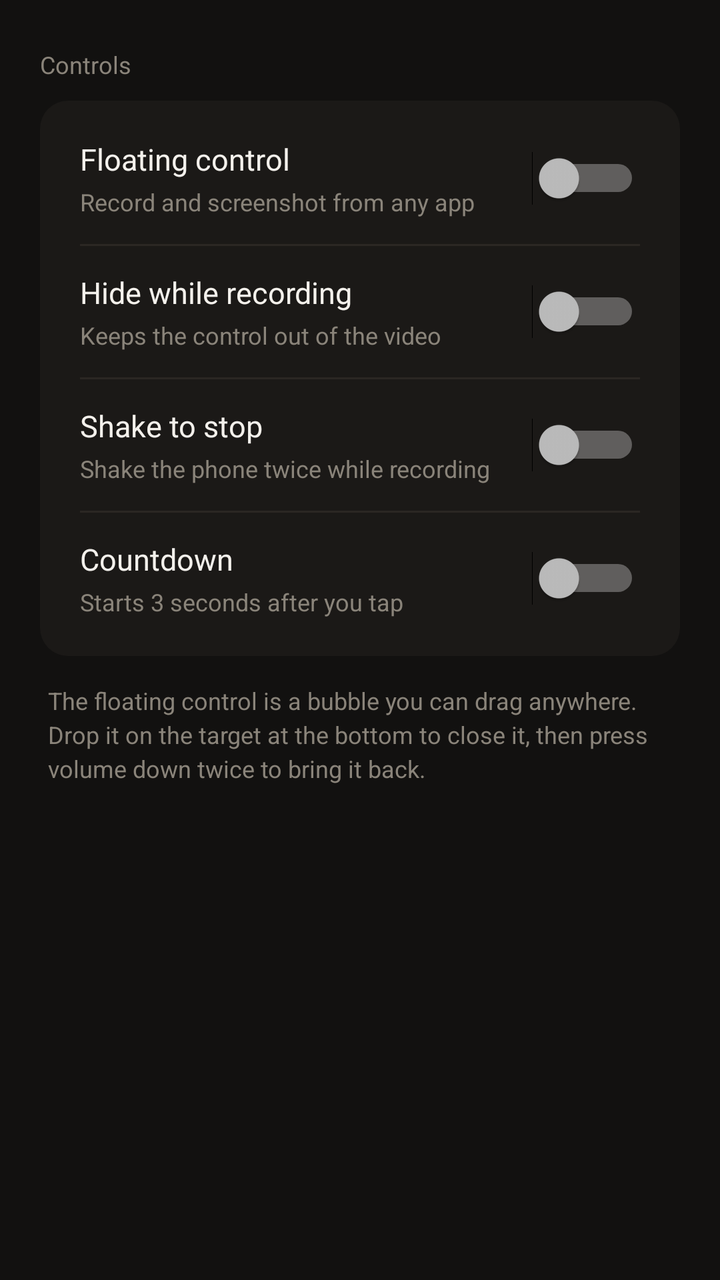
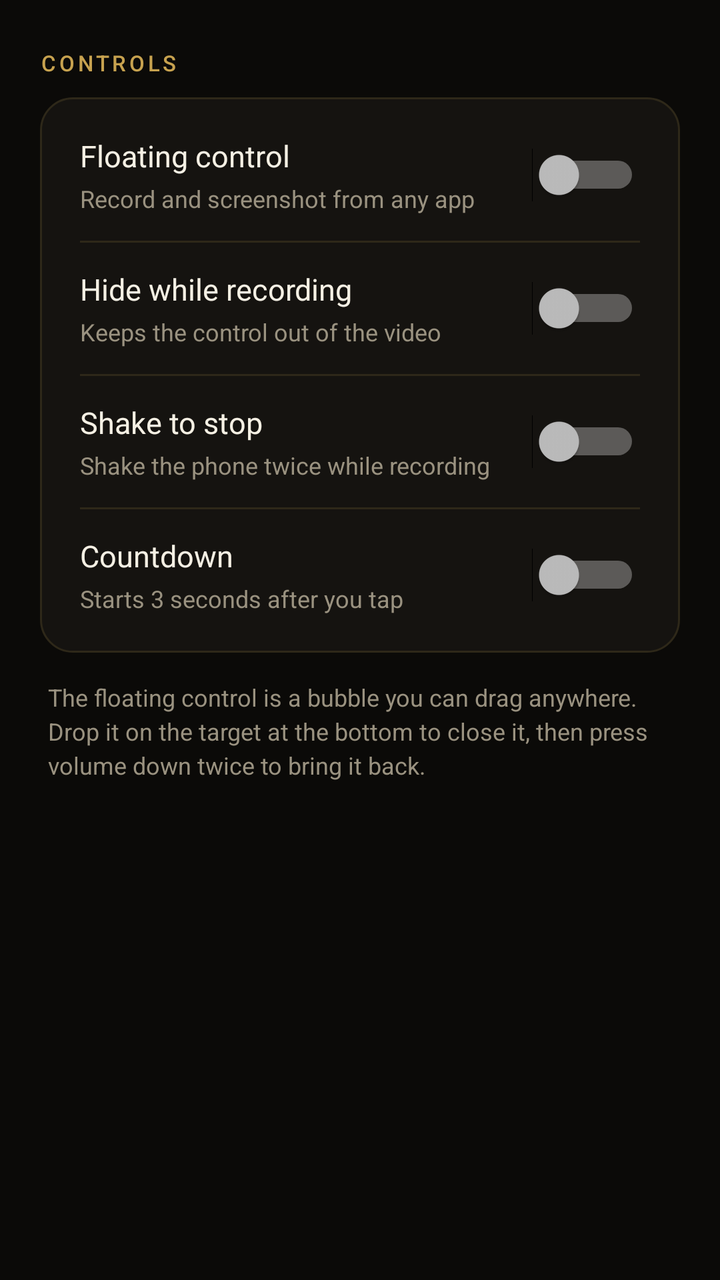

The first picture is an Android layout as it rendered before a commit; the second is the same layout after the commit. The layout source and the unified diff follow.
<!-- AndroidManifest.xml: application theme Theme.Zrec -->
<!-- res/layout/view_controls.xml -->
<?xml version="1.0" encoding="utf-8"?>
<ScrollView xmlns:android="http://schemas.android.com/apk/res/android"
    android:layout_width="match_parent"
    android:layout_height="match_parent"
    android:fillViewport="true"
    android:scrollbars="none">

    <LinearLayout
        android:layout_width="match_parent"
        android:layout_height="wrap_content"
        android:orientation="vertical"
        android:paddingStart="20dp"
        android:paddingEnd="20dp"
        android:paddingTop="24dp"
        android:paddingBottom="32dp">

        <TextView
            android:layout_width="wrap_content"
            android:layout_height="wrap_content"
            android:layout_marginBottom="10dp"
            android:text="@string/section_controls"
            android:textColor="@color/txtFaint"
            android:textSize="12sp" />

        <LinearLayout
            android:layout_width="match_parent"
            android:layout_height="wrap_content"
            android:background="@drawable/bg_card"
            android:orientation="vertical"
            android:padding="6dp">

            <LinearLayout
                android:layout_width="match_parent"
                android:layout_height="wrap_content"
                android:gravity="center_vertical"
                android:orientation="horizontal"
                android:paddingStart="14dp"
                android:paddingEnd="14dp"
                android:paddingTop="13dp"
                android:paddingBottom="13dp">

                <LinearLayout
                    android:layout_width="0dp"
                    android:layout_height="wrap_content"
                    android:layout_weight="1"
                    android:orientation="vertical"
                    android:paddingEnd="12dp">

                    <TextView
                        android:layout_width="wrap_content"
                        android:layout_height="wrap_content"
                        android:text="@string/label_floating"
                        android:textColor="@color/txt"
                        android:textSize="15sp" />

                    <TextView
                        android:layout_width="wrap_content"
                        android:layout_height="wrap_content"
                        android:layout_marginTop="3dp"
                        android:text="@string/hint_floating"
                        android:textColor="@color/txtFaint"
                        android:textSize="12sp" />
                </LinearLayout>

                <Switch
                    android:id="@+id/swOverlay"
                    android:layout_width="wrap_content"
                    android:layout_height="wrap_content" />
            </LinearLayout>

            <View
                android:layout_width="match_parent"
                android:layout_height="1dp"
                android:layout_marginStart="14dp"
                android:layout_marginEnd="14dp"
                android:background="@color/line" />

            <LinearLayout
                android:layout_width="match_parent"
                android:layout_height="wrap_content"
                android:gravity="center_vertical"
                android:orientation="horizontal"
                android:paddingStart="14dp"
                android:paddingEnd="14dp"
                android:paddingTop="13dp"
                android:paddingBottom="13dp">

                <LinearLayout
                    android:layout_width="0dp"
                    android:layout_height="wrap_content"
                    android:layout_weight="1"
                    android:orientation="vertical"
                    android:paddingEnd="12dp">

                    <TextView
                        android:layout_width="wrap_content"
                        android:layout_height="wrap_content"
                        android:text="@string/label_hide"
                        android:textColor="@color/txt"
                        android:textSize="15sp" />

                    <TextView
                        android:layout_width="wrap_content"
                        android:layout_height="wrap_content"
                        android:layout_marginTop="3dp"
                        android:text="@string/hint_hide"
                        android:textColor="@color/txtFaint"
                        android:textSize="12sp" />
                </LinearLayout>

                <Switch
                    android:id="@+id/swHide"
                    android:layout_width="wrap_content"
                    android:layout_height="wrap_content" />
            </LinearLayout>

            <View
                android:layout_width="match_parent"
                android:layout_height="1dp"
                android:layout_marginStart="14dp"
                android:layout_marginEnd="14dp"
                android:background="@color/line" />

            <LinearLayout
                android:layout_width="match_parent"
                android:layout_height="wrap_content"
                android:gravity="center_vertical"
                android:orientation="horizontal"
                android:paddingStart="14dp"
                android:paddingEnd="14dp"
                android:paddingTop="13dp"
                android:paddingBottom="13dp">

                <LinearLayout
                    android:layout_width="0dp"
                    android:layout_height="wrap_content"
                    android:layout_weight="1"
                    android:orientation="vertical"
                    android:paddingEnd="12dp">

                    <TextView
                        android:layout_width="wrap_content"
                        android:layout_height="wrap_content"
                        android:text="@string/label_shake"
                        android:textColor="@color/txt"
                        android:textSize="15sp" />

                    <TextView
                        android:layout_width="wrap_content"
                        android:layout_height="wrap_content"
                        android:layout_marginTop="3dp"
                        android:text="@string/hint_shake"
                        android:textColor="@color/txtFaint"
                        android:textSize="12sp" />
                </LinearLayout>

                <Switch
                    android:id="@+id/swShake"
                    android:layout_width="wrap_content"
                    android:layout_height="wrap_content" />
            </LinearLayout>

            <View
                android:layout_width="match_parent"
                android:layout_height="1dp"
                android:layout_marginStart="14dp"
                android:layout_marginEnd="14dp"
                android:background="@color/line" />

            <LinearLayout
                android:layout_width="match_parent"
                android:layout_height="wrap_content"
                android:gravity="center_vertical"
                android:orientation="horizontal"
                android:paddingStart="14dp"
                android:paddingEnd="14dp"
                android:paddingTop="13dp"
                android:paddingBottom="13dp">

                <LinearLayout
                    android:layout_width="0dp"
                    android:layout_height="wrap_content"
                    android:layout_weight="1"
                    android:orientation="vertical"
                    android:paddingEnd="12dp">

                    <TextView
                        android:layout_width="wrap_content"
                        android:layout_height="wrap_content"
                        android:text="@string/label_countdown"
                        android:textColor="@color/txt"
                        android:textSize="15sp" />

                    <TextView
                        android:layout_width="wrap_content"
                        android:layout_height="wrap_content"
                        android:layout_marginTop="3dp"
                        android:text="@string/hint_countdown"
                        android:textColor="@color/txtFaint"
                        android:textSize="12sp" />
                </LinearLayout>

                <Switch
                    android:id="@+id/swCount"
                    android:layout_width="wrap_content"
                    android:layout_height="wrap_content" />
            </LinearLayout>
        </LinearLayout>

        <TextView
            android:layout_width="match_parent"
            android:layout_height="wrap_content"
            android:layout_marginTop="14dp"
            android:layout_marginStart="4dp"
            android:layout_marginEnd="4dp"
            android:lineSpacingExtra="3dp"
            android:text="@string/controls_hint"
            android:textColor="@color/txtFaint"
            android:textSize="12sp" />
    </LinearLayout>
</ScrollView>
<!-- resources referenced by this layout -->
<resources>
  <color name="line">#FF2B2723</color>
  <color name="txt">#FFF4F1EC</color>
  <color name="txtFaint">#FF8A847A</color>
  <!-- drawable bg_card (drawable) -->
  <?xml version="1.0" encoding="utf-8"?>
  <shape xmlns:android="http://schemas.android.com/apk/res/android" android:shape="rectangle">
      <solid android:color="@color/surface" />
      <corners android:radius="14dp" />
  </shape>
  <string name="controls_hint">The floating control is a bubble you can drag anywhere. Drop it on the target at the bottom to close it, then press volume down twice to bring it back.</string>
  <string name="hint_countdown">Starts 3 seconds after you tap</string>
  <string name="hint_floating">Record and screenshot from any app</string>
  <string name="hint_hide">Keeps the control out of the video</string>
  <string name="hint_shake">Shake the phone twice while recording</string>
  <string name="label_countdown">Countdown</string>
  <string name="label_floating">Floating control</string>
  <string name="label_hide">Hide while recording</string>
  <string name="label_shake">Shake to stop</string>
  <string name="section_controls">Controls</string>
  <style name="Theme.Zrec" parent="@android:style/Theme.Material.NoActionBar">
          <item name="android:colorPrimary">@color/txt</item>
          <item name="android:colorAccent">@color/txt</item>
          <item name="android:colorControlActivated">@color/txt</item>
          <item name="android:colorControlNormal">@color/txtFaint</item>
          <item name="android:windowBackground">@color/bg</item>
          <item name="android:statusBarColor">@color/bg</item>
          <item name="android:navigationBarColor">@color/bg</item>
          <item name="android:windowLightStatusBar">false</item>
          <item name="android:textColorPrimary">@color/txt</item>
          <item name="android:textColorSecondary">@color/txtDim</item>
      </style>
  <color name="surface">#FF1B1917</color>
  <color name="bg">#FF121110</color>
  <color name="txtDim">#FFA8A29B</color>
</resources>

<!-- the commit's change to res/layout/view_controls.xml (unified diff, before → after) -->
@@ -15,12 +15,11 @@
         android:paddingBottom="32dp">
 
         <TextView
+            style="@style/TextZrecSection"
             android:layout_width="wrap_content"
             android:layout_height="wrap_content"
             android:layout_marginBottom="10dp"
-            android:text="@string/section_controls"
-            android:textColor="@color/txtFaint"
-            android:textSize="12sp" />
+            android:text="@string/section_controls" />
 
         <LinearLayout
             android:layout_width="match_parent"
<!-- resource entries referenced after the edit -->
@@ -1,13 +1,14 @@
 <!-- resources referenced by this layout -->
 <resources>
-  <color name="line">#FF2B2723</color>
-  <color name="txt">#FFF4F1EC</color>
-  <color name="txtFaint">#FF8A847A</color>
+  <color name="line">#FF2E2819</color>
+  <color name="txt">#FFF5F0E4</color>
+  <color name="txtFaint">#FF9A9280</color>
   <!-- drawable bg_card (drawable) -->
   <?xml version="1.0" encoding="utf-8"?>
   <shape xmlns:android="http://schemas.android.com/apk/res/android" android:shape="rectangle">
       <solid android:color="@color/surface" />
-      <corners android:radius="14dp" />
+      <corners android:radius="16dp" />
+      <stroke android:width="1dp" android:color="@color/line" />
   </shape>
   <string name="controls_hint">The floating control is a bubble you can drag anywhere. Drop it on the target at the bottom to close it, then press volume down twice to bring it back.</string>
   <string name="hint_countdown">Starts 3 seconds after you tap</string>
@@ -19,11 +20,19 @@
   <string name="label_hide">Hide while recording</string>
   <string name="label_shake">Shake to stop</string>
   <string name="section_controls">Controls</string>
+  <style name="TextZrecSection">
+          <item name="android:textColor">@color/goldDim</item>
+          <item name="android:textSize">11sp</item>
+          <item name="android:letterSpacing">0.14</item>
+          <item name="android:textAllCaps">true</item>
+          <item name="android:fontFamily">sans-serif-medium</item>
+      </style>
   <style name="Theme.Zrec" parent="@android:style/Theme.Material.NoActionBar">
-          <item name="android:colorPrimary">@color/txt</item>
-          <item name="android:colorAccent">@color/txt</item>
-          <item name="android:colorControlActivated">@color/txt</item>
+          <item name="android:colorPrimary">@color/gold</item>
+          <item name="android:colorAccent">@color/gold</item>
+          <item name="android:colorControlActivated">@color/gold</item>
           <item name="android:colorControlNormal">@color/txtFaint</item>
+          <item name="android:colorControlHighlight">@color/goldDim</item>
           <item name="android:windowBackground">@color/bg</item>
           <item name="android:statusBarColor">@color/bg</item>
           <item name="android:navigationBarColor">@color/bg</item>
@@ -31,8 +40,10 @@
           <item name="android:textColorPrimary">@color/txt</item>
           <item name="android:textColorSecondary">@color/txtDim</item>
       </style>
-  <color name="surface">#FF1B1917</color>
-  <color name="bg">#FF121110</color>
-  <color name="txtDim">#FFA8A29B</color>
+  <color name="surface">#FF151310</color>
+  <color name="goldDim">#FFC7A24F</color>
+  <color name="gold">#FFE8C36A</color>
+  <color name="bg">#FF0B0A08</color>
+  <color name="txtDim">#FFBDB6A4</color>
 </resources>
 
